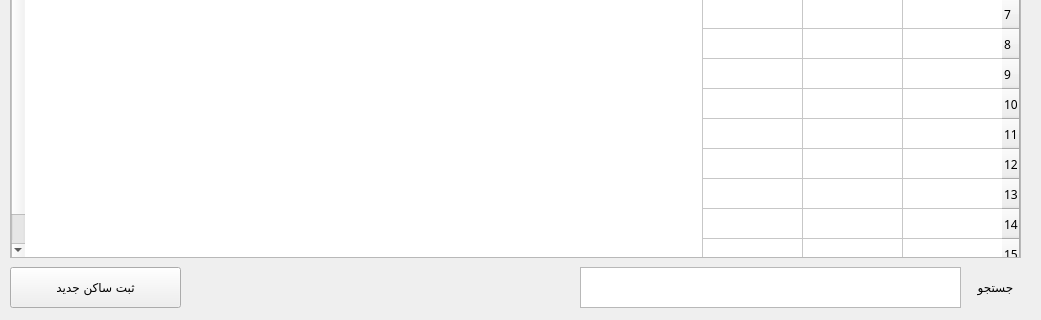
oaacUis/tesis-colombian-plate-recognition, file gui/residents.ui: the form before one commit; both pictures show x 0 to 1041 and y 213 to 533 of the 1041 by 533 pixel window.
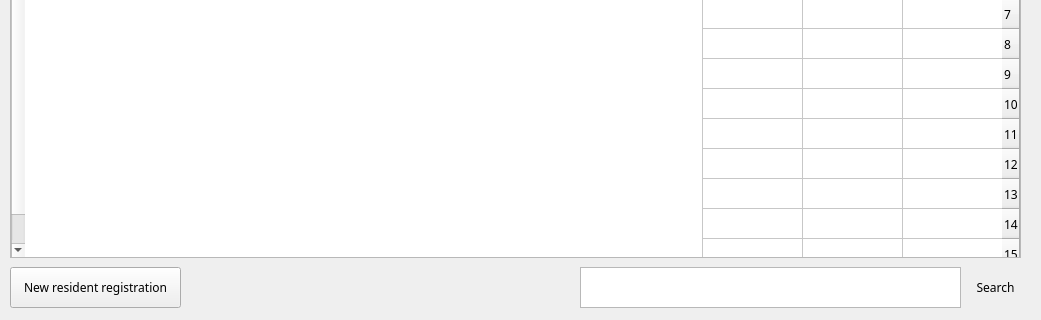
The form after the commit.

```diff
--- a/gui/residents.ui
+++ b/gui/residents.ui
@@ -62,7 +62,7 @@
                     </font>
                 </property>
                 <property name="text">
-                    <string>ثبت ساکن جدید</string>
+                    <string>New resident registration</string>
                 </property>
             </widget>
             <widget class="QLabel" name="label_9">
@@ -80,7 +80,7 @@
                     </font>
                 </property>
                 <property name="text">
-                    <string>جستجو</string>
+                    <string>Search</string>
                 </property>
                 <property name="alignment">
                     <set>Qt::AlignCenter</set>
```
Left out of the diff: 6 changed lines with no effect on the pictures.
